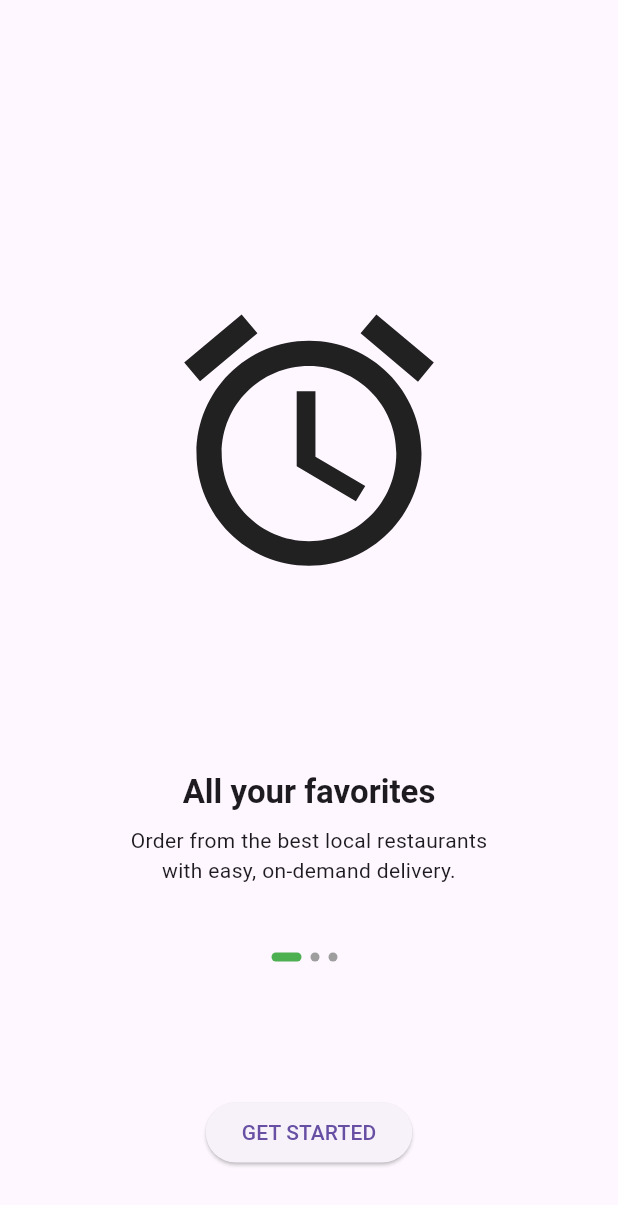
After one commit to rafaelmeteoro/introducao-flutter-gdg, a Flutter app: the screen it shows after launch, after a tap on "Onboarding", on a phone screen of 412 x 824 dp. The commit adds this screen. Shown: the top 1205 px of the screen. Run offline on Flutter 3.47's test engine with Material 3 defaults, Android fonts, the light colour scheme and no system bars.

Commit message:
Adicionado exemplo onboarding

```diff
--- a/lib/src/home_page.dart
+++ b/lib/src/home_page.dart
@@ -1,5 +1,6 @@
 import 'package:flutter/material.dart';
 import 'package:introducao_flutter_gdg/src/animation/animation_page.dart';
+import 'package:introducao_flutter_gdg/src/onboarding/onboarding_page.dart';
 import 'package:introducao_flutter_gdg/src/stateful/stateful_page.dart';
 import 'package:introducao_flutter_gdg/src/column/column_page.dart';
 import 'package:introducao_flutter_gdg/src/list/list_page.dart';
@@ -86,6 +87,17 @@ class HomePage extends StatelessWidget {
               },
               child: const Text('Animation'),
             ),
+            ElevatedButton(
+              onPressed: () {
+                Navigator.push(
+                  context,
+                  MaterialPageRoute(
+                    builder: (context) => const OnboardingPage(),
+                  ),
+                );
+              },
+              child: const Text('Onboarding'),
+            ),
           ],
         ),
       ),
--- /dev/null
+++ b/lib/src/onboarding/animated_dot.dart
@@ -0,0 +1,23 @@
+import 'package:flutter/material.dart';
+
+class AnimatedDot extends StatelessWidget {
+  const AnimatedDot({
+    super.key,
+    required this.isActive,
+  });
+
+  final bool isActive;
+
+  @override
+  Widget build(BuildContext context) {
+    return AnimatedContainer(
+      duration: const Duration(milliseconds: 300),
+      height: 6,
+      width: isActive ? 20 : 6,
+      decoration: BoxDecoration(
+        color: isActive ? Colors.green : Colors.grey,
+        borderRadius: const BorderRadius.all(Radius.circular(12)),
+      ),
+    );
+  }
+}
--- /dev/null
+++ b/lib/src/onboarding/onboard_content.dart
@@ -0,0 +1,42 @@
+import 'package:flutter/material.dart';
+
+class OnboardContent extends StatelessWidget {
+  const OnboardContent({
+    super.key,
+    required this.illustration,
+    required this.title,
+    required this.text,
+  });
+
+  final IconData illustration;
+  final String title;
+  final String text;
+
+  @override
+  Widget build(BuildContext context) {
+    return Column(
+      children: [
+        Expanded(
+          child: Icon(
+            illustration,
+            size: 200,
+          ),
+        ),
+        const SizedBox(height: 16),
+        Text(
+          title,
+          style: Theme.of(context)
+              .textTheme
+              .titleLarge
+              ?.copyWith(fontWeight: FontWeight.bold),
+        ),
+        const SizedBox(height: 8),
+        Text(
+          text,
+          style: Theme.of(context).textTheme.bodyMedium,
+          textAlign: TextAlign.center,
+        ),
+      ],
+    );
+  }
+}
--- /dev/null
+++ b/lib/src/onboarding/onboarding_page.dart
@@ -0,0 +1,85 @@
+import 'package:flutter/material.dart';
+import 'package:introducao_flutter_gdg/src/onboarding/animated_dot.dart';
+import 'package:introducao_flutter_gdg/src/onboarding/onboard_content.dart';
+
+class OnboardingPage extends StatefulWidget {
+  const OnboardingPage({super.key});
+
+  @override
+  State<OnboardingPage> createState() => _OnboardingPageState();
+}
+
+class _OnboardingPageState extends State<OnboardingPage> {
+  int _selectedIndex = 0;
+
+  @override
+  Widget build(BuildContext context) {
+    return Scaffold(
+      body: SafeArea(
+        child: Column(
+          children: [
+            const Spacer(flex: 2),
+            SizedBox(
+              height: 500,
+              child: PageView.builder(
+                itemCount: demoData.length,
+                onPageChanged: (value) {
+                  setState(() {
+                    _selectedIndex = value;
+                  });
+                },
+                itemBuilder: (context, index) {
+                  return OnboardContent(
+                    illustration: demoData[index]['illustration'],
+                    title: demoData[index]['title'],
+                    text: demoData[index]['text'],
+                  );
+                },
+              ),
+            ),
+            const Spacer(),
+            Row(
+              mainAxisAlignment: MainAxisAlignment.center,
+              children: List.generate(
+                demoData.length,
+                (index) => Padding(
+                  padding: const EdgeInsets.only(right: 6),
+                  child: AnimatedDot(
+                    isActive: _selectedIndex == index,
+                  ),
+                ),
+              ),
+            ),
+            const Spacer(flex: 2),
+            ElevatedButton(
+              onPressed: () {},
+              child: Text('Get Started'.toUpperCase()),
+            ),
+            const Spacer(),
+          ],
+        ),
+      ),
+    );
+  }
+}
+
+List<Map<String, dynamic>> demoData = [
+  {
+    'illustration': Icons.access_alarm,
+    'title': 'All your favorites',
+    'text':
+        'Order from the best local restaurants \nwith easy, on-demand delivery.',
+  },
+  {
+    'illustration': Icons.accessibility,
+    'title': 'Free delivery offers',
+    'text':
+        'Free delivery for new customers via Apple Pay\nand others payment methods.',
+  },
+  {
+    'illustration': Icons.account_box,
+    'title': 'Choose your food',
+    'text':
+        'Easily find your type of food craving and\nyou’ll get delivery in wide range.',
+  },
+];
```
